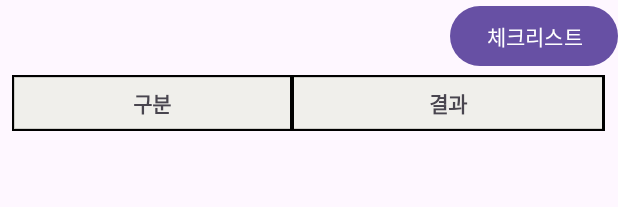
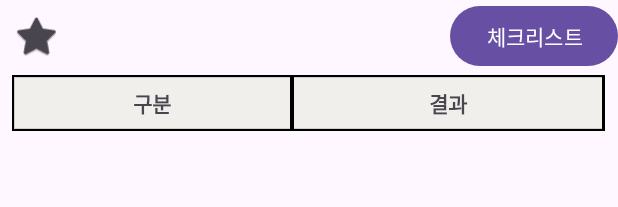
Before and after one commit to Donggi0414/homes, an Android app: the layout activity_search_result.xml on its own in the app's theme, with its tools: preview values and no code run, on a phone screen of 412 x 824 dp. Shown: the top 207 px of the screen. Run offline under Robolectric (Android 15) with nearby library versions, the phone set to English and light mode, and no system bars.

Commit message:
combined files

```diff
--- a/app/src/main/res/layout/activity_search_result.xml
+++ b/app/src/main/res/layout/activity_search_result.xml
@@ -7,18 +7,19 @@
 
     <TextView
         android:id="@+id/search_result_txt"
-        android:layout_width="300dp"
-        android:layout_height="match_parent"
-        android:layout_marginTop="10dp"
-        android:layout_marginLeft="10dp"
-        android:textSize="20sp"
-        android:textStyle="bold"/>
+        android:layout_width="wrap_content"
+        android:layout_height="wrap_content"
+        app:layout_constraintTop_toTopOf="parent"
+        app:layout_constraintStart_toStartOf="parent"/>
+
+
 
     <ScrollView
         android:id="@+id/scrollView2"
         android:layout_width="411dp"
         android:layout_height="683dp"
-        tools:layout_editor_absoluteY="48dp">
+        tools:layout_editor_absoluteY="48dp"
+        tools:ignore="MissingConstraints">
 
         <TableLayout
             android:id="@+id/tableLayout"
@@ -64,4 +65,14 @@
         app:layout_constraintTop_toTopOf="parent"
         app:layout_constraintVertical_bias="0.0" />
 
+    <CheckBox
+        android:id="@+id/myCheckBox"
+        android:layout_width="wrap_content"
+        android:layout_height="wrap_content"
+        android:checked="false"
+        android:button="@android:drawable/btn_star"
+        tools:ignore="MissingConstraints" />
+
+
+
 </androidx.constraintlayout.widget.ConstraintLayout>
```
Also changed, not shown: app/src/main/java/com/example/intentexample/AptLike.java (+36 -1 lines), app/src/main/java/com/example/intentexample/MapTrace.java (+84 -112 lines), app/src/main/java/com/example/intentexample/Search_result.java (+59 -8 lines), app/src/main/res/layout/activity_apt_like.xml (+8 -0 lines), app/src/main/res/layout/activity_map_trace.xml (+13 -46 lines), app/src/main/res/drawable/maptrace.png (added).
